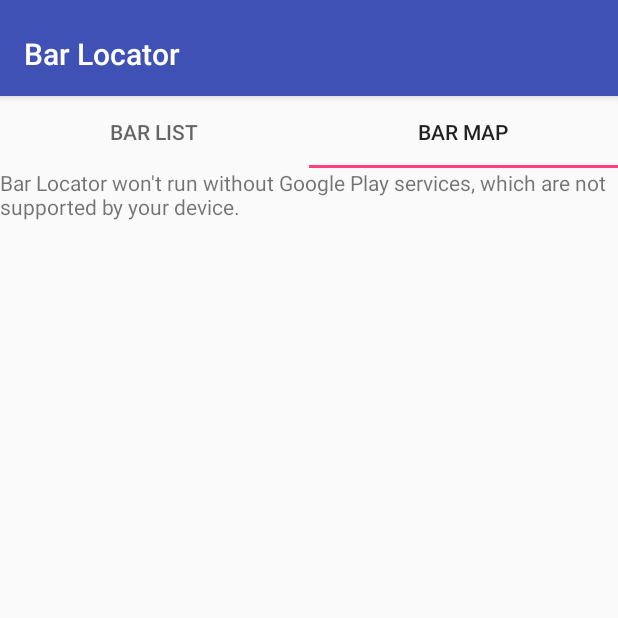
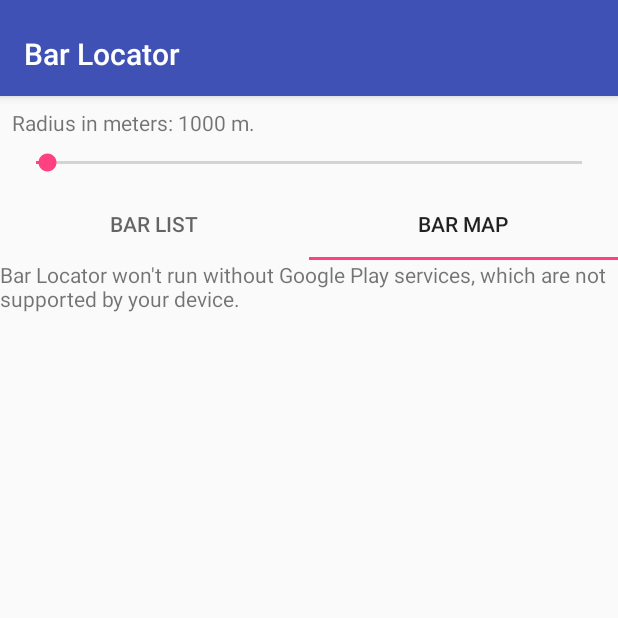
Before and after one commit to TheSoFG/BarLocator, an Android app: the screen it shows after launch (MainActivity), tab 2 chosen, on a phone screen of 412 x 824 dp, the top half of it. Run offline under Robolectric (Android 15) with nearby library versions, the phone set to English and light mode, and no system bars; our stand-ins replace Dagger/Hilt's generated code.

Commit message:
Refactored to send only the barId instead of the whole bar object when clicking on an item from the recyclerview;

```diff
--- a/app/src/main/java/com/bytelicious/barlocator/MainActivity.java
+++ b/app/src/main/java/com/bytelicious/barlocator/MainActivity.java
@@ -19,6 +19,8 @@ import android.support.v7.app.AlertDialog;
 import android.support.v7.app.AppCompatActivity;
 import android.support.v7.widget.Toolbar;
 import android.view.View;
+import android.widget.SeekBar;
+import android.widget.TextView;
 
 import com.bytelicious.barlocator.base.BarFragment;
 import com.bytelicious.barlocator.dagger.DI;
@@ -39,13 +41,14 @@ import static com.google.android.gms.common.api.GoogleApiClient.ConnectionCallba
 
 public class MainActivity extends AppCompatActivity implements BarLocationManager.ConnectionListener,
         BarListFragment.OnBarSelectedListener,
-        NetworkManager.OnBarsReadyListener {
+        NetworkManager.OnBarsReadyListener, SeekBar.OnSeekBarChangeListener, ViewPager.OnPageChangeListener {
 
     private static final int CONNECTION_FAILURE_RESOLUTION_REQUEST = 9001;
     private static final String ARG_LOCATION = "MainActivity.location";
+    private static final String ARG_RADIUS = "MainActivity.radius";
     private static final String ARG_BARS = "MainActivity.bars";
     public static final int LOCATION_PERMISSION_REQUEST = 99;
-    private static final int DEFAULT_RADIUS = 50000;
+    private static final int DEFAULT_RADIUS = 1000;
 
     private ViewPager viewPager;
 
@@ -55,6 +58,8 @@ public class MainActivity extends AppCompatActivity implements BarLocationManage
     BarLocationManager locationManager;
     private ArrayList<Bar> bars;
     private Location location;
+    private int radius = DEFAULT_RADIUS;
+    private TextView distanceTextView;
 
     @Override
     public void onRequestPermissionsResult(int requestCode, @NonNull String[] permissions,
@@ -124,16 +129,45 @@ public class MainActivity extends AppCompatActivity implements BarLocationManage
 
     @Override
     public void onLocationChanged(final Location location) {
-        networkManager.getBars(location, DEFAULT_RADIUS, getString(R.string.web_api_key));
+        networkManager.getBars(location, radius, getString(R.string.web_api_key));
     }
 
     @Override
-    public void onBarSelectedListener(Bar bar) {
+    public void onBarSelectedListener(String barId) {
         viewPager.setCurrentItem(MAP);
         Fragment f = getSupportFragmentManager().getFragments().get(MAP);
         if (f instanceof BarMapFragment) {
-            ((BarMapFragment) f).onBarSelected(bar);
+            ((BarMapFragment) f).onBarSelected(barId);
         }
+    }
+
+    @Override
+    public void onPageScrolled(int position, float positionOffset, int positionOffsetPixels) {
+
+    }
+    @Override
+    public void onPageSelected(int position) {
+        deliverResultsToFragment(position);
+    }
+    @Override
+    public void onPageScrollStateChanged(int state) {
+
+    }
+
+    @Override
+    public void onProgressChanged(SeekBar seekBar, int i, boolean b) {
+        radius = i;
+        distanceTextView.setText(String.format(getString(R.string.distance_meters), radius));
+    }
+
+    @Override
+    public void onStartTrackingTouch(SeekBar seekBar) {
+
+    }
+
+    @Override
+    public void onStopTrackingTouch(SeekBar seekBar) {
+        networkManager.getBars(location, radius, getString(R.string.web_api_key));
     }
 
     @Override
@@ -143,11 +177,12 @@ public class MainActivity extends AppCompatActivity implements BarLocationManage
         setContentView(R.layout.activity_main);
         setupToolbar();
         setupViewPager();
+        restoreData(savedInstanceState);
+        setupDistanceSeekBar();
 
         if (!isLocationAllowed()) {
             checkLocationPermission();
         }
-        restoreData(savedInstanceState);
     }
 
     @Override
@@ -155,6 +190,7 @@ public class MainActivity extends AppCompatActivity implements BarLocationManage
         super.onSaveInstanceState(outState);
         outState.putParcelableArrayList(ARG_BARS, bars);
         outState.putParcelable(ARG_LOCATION, location);
+        outState.putInt(ARG_RADIUS, radius);
     }
 
     @Override
@@ -213,20 +249,7 @@ public class MainActivity extends AppCompatActivity implements BarLocationManage
         BarPagerAdapter barPagerAdapter = new BarPagerAdapter(getSupportFragmentManager());
         viewPager.setAdapter(barPagerAdapter);
 
-        viewPager.addOnPageChangeListener(new ViewPager.OnPageChangeListener() {
-            @Override
-            public void onPageScrolled(int position, float positionOffset, int positionOffsetPixels) {
-
-            }
-            @Override
-            public void onPageSelected(int position) {
-                deliverResultsToFragment(position);
-            }
-            @Override
-            public void onPageScrollStateChanged(int state) {
-
-            }
-        });
+        viewPager.addOnPageChangeListener(this);
     }
 
     private void deliverResultsToFragment(int position) {
@@ -237,6 +260,14 @@ public class MainActivity extends AppCompatActivity implements BarLocationManage
         if (f instanceof BarFragment) {
             ((BarFragment) f).setBars(bars, location);
         }
+    }
+
+    private void setupDistanceSeekBar() {
+        distanceTextView = findViewById(R.id.distance_text_view);
+        SeekBar seekBar = findViewById(R.id.distance_seek_bar);
+        seekBar.setOnSeekBarChangeListener(this);
+        seekBar.setProgress(radius);
+        distanceTextView.setText(String.format(getString(R.string.distance_meters), radius));
     }
 
     private void setupToolbar() {
@@ -264,9 +295,11 @@ public class MainActivity extends AppCompatActivity implements BarLocationManage
 
     private void restoreData(Bundle savedInstanceState) {
         if (savedInstanceState != null) {
-            this.location = savedInstanceState.getParcelable(ARG_LOCATION);
-            this.bars = savedInstanceState.getParcelableArrayList(ARG_BARS);
+            bars = savedInstanceState.getParcelableArrayList(ARG_BARS);
+            location = savedInstanceState.getParcelable(ARG_LOCATION);
+            radius = savedInstanceState.getInt(ARG_RADIUS);
             deliverResultsToFragment(viewPager.getCurrentItem());
         }
     }
+
 }
--- a/app/src/main/java/com/bytelicious/barlocator/list/BarListAdapter.java
+++ b/app/src/main/java/com/bytelicious/barlocator/list/BarListAdapter.java
@@ -32,7 +32,7 @@ class BarListAdapter extends RecyclerView.Adapter<BarListAdapter.BarViewHolder>
     }
 
     public interface OnBarItemClickedListener {
-        void onBarItemClicked(Bar bar);
+        void onBarItemClicked(String barId);
     }
 
     void setBars(ArrayList<Bar> bars, Location newLocation) {
@@ -89,7 +89,7 @@ class BarListAdapter extends RecyclerView.Adapter<BarListAdapter.BarViewHolder>
                 @Override
                 public void onClick(View view) {
                     if (clickedListener != null) {
-                        clickedListener.onBarItemClicked(bar);
+                        clickedListener.onBarItemClicked(bar.getId());
                     }
                 }
             });
--- a/app/src/main/java/com/bytelicious/barlocator/list/BarListFragment.java
+++ b/app/src/main/java/com/bytelicious/barlocator/list/BarListFragment.java
@@ -32,7 +32,7 @@ public class BarListFragment extends BarFragment implements BarListAdapter.OnBar
     }
 
     public interface OnBarSelectedListener {
-        void onBarSelectedListener(Bar bar);
+        void onBarSelectedListener(String barId);
     }
 
     private OnBarSelectedListener onBarSelectedListener;
@@ -71,9 +71,9 @@ public class BarListFragment extends BarFragment implements BarListAdapter.OnBar
     }
 
     @Override
-    public void onBarItemClicked(Bar bar) {
+    public void onBarItemClicked(String barId) {
         if (onBarSelectedListener != null) {
-            onBarSelectedListener.onBarSelectedListener(bar);
+            onBarSelectedListener.onBarSelectedListener(barId);
         }
     }
 
--- a/app/src/main/res/layout/activity_main.xml
+++ b/app/src/main/res/layout/activity_main.xml
@@ -26,17 +26,44 @@
 
     </android.support.design.widget.AppBarLayout>
 
-    <android.support.v4.view.ViewPager
-        android:id="@+id/view_pager"
+    <LinearLayout
         android:layout_width="match_parent"
         android:layout_height="match_parent"
+        android:orientation="vertical"
         app:layout_behavior="@string/appbar_scrolling_view_behavior">
 
-        <android.support.design.widget.TabLayout
-            android:id="@+id/tab_layout"
+        <LinearLayout
             android:layout_width="match_parent"
             android:layout_height="wrap_content"
-            android:layout_gravity="top"/>
-    </android.support.v4.view.ViewPager>
+            android:orientation="vertical"
+            android:padding="@dimen/standard_padding">
+
+            <TextView
+                android:id="@+id/distance_text_view"
+                android:layout_width="match_parent"
+                android:layout_height="wrap_content"
+                android:paddingBottom="@dimen/standard_padding"/>
+
+            <SeekBar
+                android:id="@+id/distance_seek_bar"
+                android:layout_width="match_parent"
+                android:layout_height="wrap_content"
+                android:max="@integer/max_distance"/>
+
+        </LinearLayout>
+
+        <android.support.v4.view.ViewPager
+            android:id="@+id/view_pager"
+            android:layout_width="match_parent"
+            android:layout_height="match_parent">
+
+            <android.support.design.widget.TabLayout
+                android:id="@+id/tab_layout"
+                android:layout_width="match_parent"
+                android:layout_height="wrap_content"
+                android:layout_gravity="top"/>
+        </android.support.v4.view.ViewPager>
+
+    </LinearLayout>
 
 </android.support.design.widget.CoordinatorLayout>
--- a/app/src/main/res/values/strings.xml
+++ b/app/src/main/res/values/strings.xml
@@ -11,5 +11,7 @@
     <string name="permission_needed_title">Location Permission Needed</string>
     <string name="permission_needed_message">We cannot locate bars nearby without your current location.</string>
     <string name="ok">OK</string>
-    <string name="your_position">Your position</string>
+    <string name="youre_here">You\'re here</string>
+    <string name="distance_meters">Radius in meters: %d m.</string>
+    <integer name="max_distance">50000</integer>
 </resources>
```
Also changed, not shown: app/src/main/java/com/bytelicious/barlocator/map/BarMapFragment.java (+24 -15 lines).
